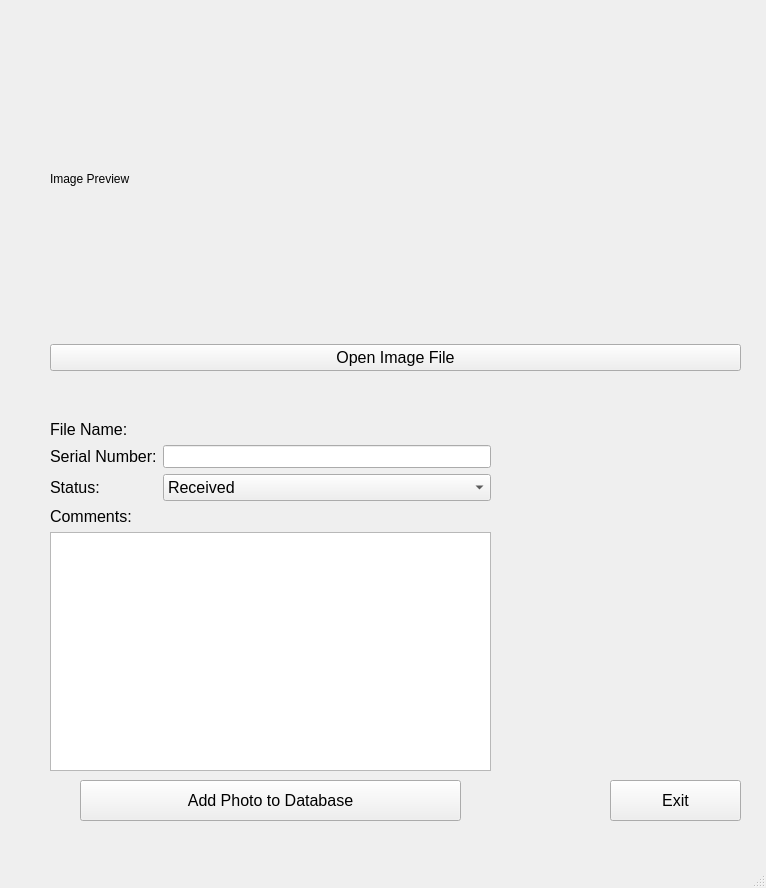
Above: photoBooth.ui from chipnbits/PhotoBoothDatabase before the change. Below: the same form after it.
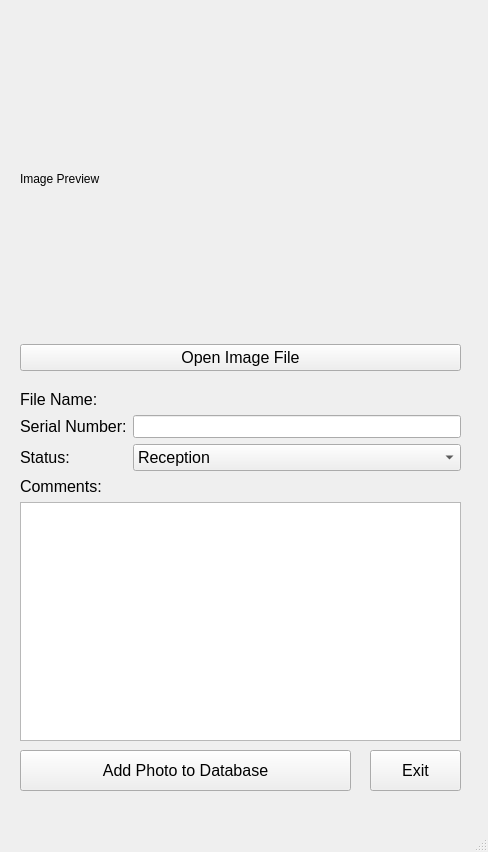
That is the form after the change.

Diff of the .ui file:
```diff
--- a/photoBooth.ui
+++ b/photoBooth.ui
@@ -6,8 +6,8 @@
    <rect>
     <x>0</x>
     <y>0</y>
-    <width>766</width>
-    <height>888</height>
+    <width>488</width>
+    <height>852</height>
    </rect>
   </property>
   <property name="windowTitle">
@@ -17,9 +17,9 @@
    <widget class="QWidget" name="verticalLayoutWidget">
     <property name="geometry">
      <rect>
-      <x>50</x>
+      <x>20</x>
       <y>20</y>
-      <width>691</width>
+      <width>441</width>
       <height>351</height>
      </rect>
     </property>
@@ -48,8 +48,8 @@
    <widget class="QWidget" name="verticalLayoutWidget_2">
     <property name="geometry">
      <rect>
-      <x>50</x>
-      <y>420</y>
+      <x>20</x>
+      <y>390</y>
       <width>441</width>
       <height>351</height>
      </rect>
@@ -102,7 +102,7 @@
          </property>
          <item>
           <property name="text">
-           <string>Received</string>
+           <string>Reception</string>
           </property>
          </item>
          <item>
@@ -163,9 +163,9 @@
    <widget class="QPushButton" name="addPhotoButton">
     <property name="geometry">
      <rect>
-      <x>80</x>
-      <y>780</y>
-      <width>381</width>
+      <x>20</x>
+      <y>750</y>
+      <width>331</width>
       <height>41</height>
      </rect>
     </property>
@@ -181,9 +181,9 @@
    <widget class="QPushButton" name="exitButton">
     <property name="geometry">
      <rect>
-      <x>610</x>
-      <y>780</y>
-      <width>131</width>
+      <x>370</x>
+      <y>750</y>
+      <width>91</width>
       <height>41</height>
      </rect>
     </property>
```
Left out of the diff: 6 changed lines with no effect on the pictures.
